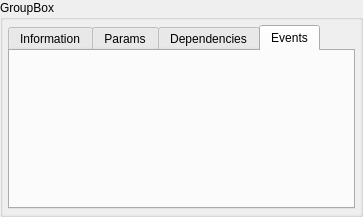
zpp0/wsnsim-preprocessor, file view/modulePage.ui: the form before one commit.
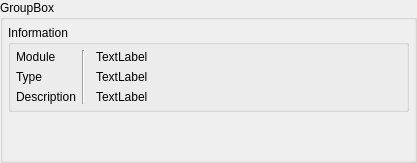
The form after the commit. The open tabs and pages were chosen to show the change.

Commit message: tabs were removed from the modulePage, all settings of modules will be displayed in groups

Diff of the .ui file:
```diff
--- a/view/modulePage.ui
+++ b/view/modulePage.ui
@@ -6,8 +6,8 @@
    <rect>
     <x>0</x>
     <y>0</y>
-    <width>363</width>
-    <height>217</height>
+    <width>417</width>
+    <height>163</height>
    </rect>
   </property>
   <property name="windowTitle">
@@ -16,11 +16,11 @@
   <property name="title">
    <string>GroupBox</string>
   </property>
-  <layout class="QVBoxLayout" name="verticalLayout">
+  <layout class="QGridLayout" name="gridLayout">
    <property name="margin">
     <number>0</number>
    </property>
-   <item>
+   <item row="0" column="0">
     <widget class="QScrollArea" name="scrollArea">
      <property name="frameShape">
       <enum>QFrame::NoFrame</enum>
@@ -33,88 +33,167 @@
        <rect>
         <x>0</x>
         <y>0</y>
-        <width>359</width>
-        <height>199</height>
+        <width>413</width>
+        <height>145</height>
        </rect>
       </property>
-      <layout class="QGridLayout" name="gridLayout_5">
+      <layout class="QGridLayout" name="gridLayout_2">
        <property name="margin">
-        <number>5</number>
+        <number>0</number>
        </property>
        <item row="0" column="0">
-        <widget class="QTabWidget" name="tabWidget">
-         <property name="currentIndex">
-          <number>0</number>
+        <layout class="QVBoxLayout" name="settings">
+         <property name="margin">
+          <number>5</number>
          </property>
-         <widget class="QWidget" name="infoPage" native="true">
-          <attribute name="title">
-           <string>Information</string>
-          </attribute>
-          <layout class="QGridLayout" name="gridLayout_6">
-           <property name="margin">
-            <number>0</number>
+         <item>
+          <widget class="QGroupBox" name="g_information">
+           <property name="title">
+            <string>Information</string>
            </property>
-           <item row="0" column="0">
-            <layout class="QGridLayout" name="info">
-             <property name="margin">
-              <number>5</number>
-             </property>
-            </layout>
-           </item>
-          </layout>
-         </widget>
-         <widget class="QWidget" name="paramsPage" native="true">
-          <attribute name="title">
-           <string>Params</string>
-          </attribute>
-          <layout class="QGridLayout" name="gridLayout_2">
-           <property name="margin">
-            <number>0</number>
+           <layout class="QGridLayout" name="gridLayout_3">
+            <property name="margin">
+             <number>5</number>
+            </property>
+            <item row="0" column="0">
+             <layout class="QGridLayout" name="information">
+              <item row="2" column="0">
+               <widget class="QLabel" name="l_ro_description">
+                <property name="sizePolicy">
+                 <sizepolicy hsizetype="Fixed" vsizetype="Preferred">
+                  <horstretch>0</horstretch>
+                  <verstretch>0</verstretch>
+                 </sizepolicy>
+                </property>
+                <property name="text">
+                 <string>Description</string>
+                </property>
+               </widget>
+              </item>
+              <item row="0" column="0">
+               <widget class="QLabel" name="l_ro_module">
+                <property name="sizePolicy">
+                 <sizepolicy hsizetype="Fixed" vsizetype="Fixed">
+                  <horstretch>0</horstretch>
+                  <verstretch>0</verstretch>
+                 </sizepolicy>
+                </property>
+                <property name="text">
+                 <string>Module</string>
+                </property>
+               </widget>
+              </item>
+              <item row="1" column="0">
+               <widget class="QLabel" name="l_ro_type">
+                <property name="sizePolicy">
+                 <sizepolicy hsizetype="Fixed" vsizetype="Fixed">
+                  <horstretch>0</horstretch>
+                  <verstretch>0</verstretch>
+                 </sizepolicy>
+                </property>
+                <property name="text">
+                 <string>Type</string>
+                </property>
+               </widget>
+              </item>
+              <item row="2" column="2">
+               <widget class="QLabel" name="l_description">
+                <property name="sizePolicy">
+                 <sizepolicy hsizetype="Preferred" vsizetype="Fixed">
+                  <horstretch>0</horstretch>
+                  <verstretch>0</verstretch>
+                 </sizepolicy>
+                </property>
+                <property name="text">
+                 <string>TextLabel</string>
+                </property>
+                <property name="alignment">
+                 <set>Qt::AlignLeading|Qt::AlignLeft|Qt::AlignVCenter</set>
+                </property>
+                <property name="wordWrap">
+                 <bool>true</bool>
+                </property>
+                <property name="margin">
+                 <number>0</number>
+                </property>
+                <property name="indent">
+                 <number>5</number>
+                </property>
+               </widget>
+              </item>
+              <item row="1" column="2">
+               <widget class="QLabel" name="l_type">
+                <property name="sizePolicy">
+                 <sizepolicy hsizetype="Preferred" vsizetype="Fixed">
+                  <horstretch>0</horstretch>
+                  <verstretch>0</verstretch>
+                 </sizepolicy>
+                </property>
+                <property name="text">
+                 <string>TextLabel</string>
+                </property>
+                <property name="alignment">
+                 <set>Qt::AlignLeading|Qt::AlignLeft|Qt::AlignVCenter</set>
+                </property>
+                <property name="margin">
+                 <number>0</number>
+                </property>
+                <property name="indent">
+                 <number>5</number>
+                </property>
+               </widget>
+              </item>
+              <item row="0" column="2">
+               <widget class="QLabel" name="l_module">
+                <property name="sizePolicy">
+                 <sizepolicy hsizetype="Preferred" vsizetype="Fixed">
+                  <horstretch>0</horstretch>
+                  <verstretch>0</verstretch>
+                 </sizepolicy>
+                </property>
+                <property name="text">
+                 <string>TextLabel</string>
+                </property>
+                <property name="alignment">
+                 <set>Qt::AlignLeading|Qt::AlignLeft|Qt::AlignVCenter</set>
+                </property>
+                <property name="wordWrap">
+                 <bool>true</bool>
+                </property>
+                <property name="margin">
+                 <number>0</number>
+                </property>
+                <property name="indent">
+                 <number>5</number>
+                </property>
+               </widget>
+              </item>
+              <item row="0" column="1" rowspan="3">
+               <widget class="Line" name="line">
+                <property name="orientation">
+                 <enum>Qt::Vertical</enum>
+                </property>
+               </widget>
+              </item>
+             </layout>
+            </item>
+           </layout>
+          </widget>
+         </item>
+         <item>
+          <spacer name="verticalSpacer">
+           <property name="orientation">
+            <enum>Qt::Vertical</enum>
            </property>
-           <item row="0" column="0">
-            <layout class="QGridLayout" name="params">
-             <property name="margin">
-              <number>5</number>
-             </property>
-            </layout>
-           </item>
-          </layout>
-         </widget>
-         <widget class="QWidget" name="dependenciesPage" native="true">
-          <attribute name="title">
-           <string>Dependencies</string>
-          </attribute>
-          <layout class="QGridLayout" name="gridLayout_4">
-           <property name="margin">
-            <number>0</number>
+           <property name="sizeHint" stdset="0">
+            <size>
+             <width>20</width>
+             <height>0</height>
+            </size>
            </property>
-           <item row="0" column="0">
-            <layout class="QGridLayout" name="dependencies">
-             <property name="margin">
-              <number>5</number>
-             </property>
-            </layout>
-           </item>
-          </layout>
-         </widget>
-         <widget class="QWidget" name="eventsPage" native="true">
-          <attribute name="title">
-           <string>Events</string>
-          </attribute>
-          <layout class="QGridLayout" name="gridLayout_3">
-           <property name="margin">
-            <number>0</number>
-           </property>
-           <item row="0" column="0">
-            <layout class="QGridLayout" name="events">
-             <property name="margin">
-              <number>5</number>
-             </property>
-            </layout>
-           </item>
-          </layout>
-         </widget>
-        </widget>
+          </spacer>
+         </item>
+        </layout>
        </item>
       </layout>
      </widget>
```
